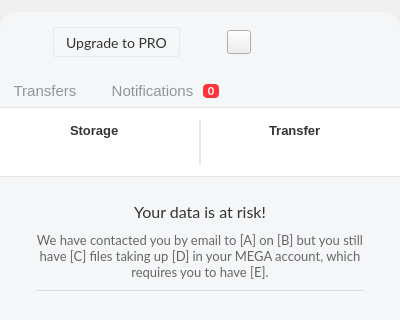
This is src/MEGASync/gui/macx/InfoDialog.ui in meganz/MEGAsync as Qt 5 draws it before an edit; both pictures show x 0 to 400 and y 0 to 320 of the 400 by 576 pixel window. The edited form follows.
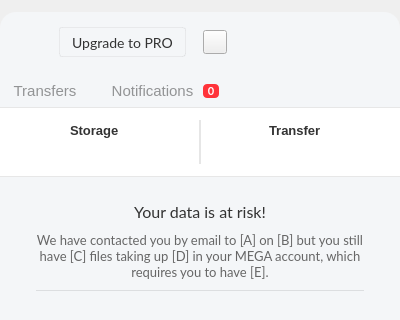
This is the edited form. Icons and pictures are not drawn. Custom widgets are drawn as their Qt base class.

The edit to the form file:
```diff
--- a/src/MEGASync/gui/macx/InfoDialog.ui
+++ b/src/MEGASync/gui/macx/InfoDialog.ui
@@ -235,7 +235,7 @@
               </property>
               <layout class="QHBoxLayout" name="horizontalLayout">
                <property name="spacing">
-                <number>10</number>
+                <number>16</number>
                </property>
                <property name="leftMargin">
                 <number>15</number>
```
Left out of the diff: 7 changed lines with no effect on the pictures.
